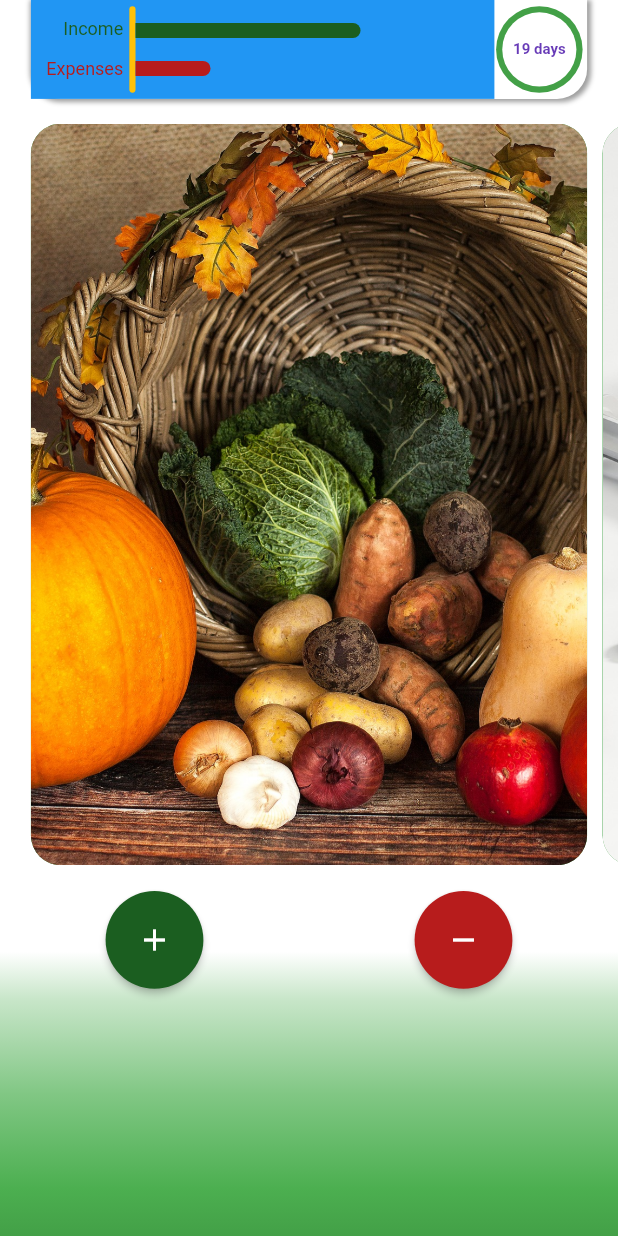
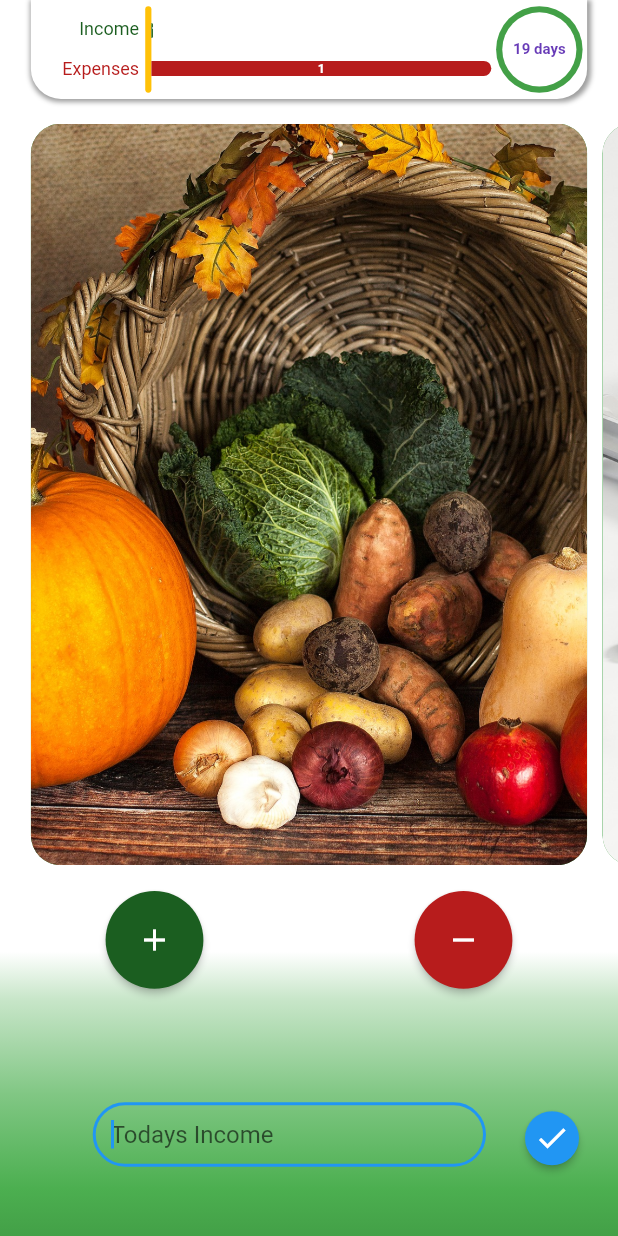
Before and after one commit to sharmashashi/myexpenses, a Flutter app: the screen it shows after launch, after a tap on the "add" icon, after a tap on the "done" icon, on a phone screen of 412 x 824 dp. Run offline on Flutter 3.47's test engine with Material 2 defaults, Android fonts, the phone set to English and light mode, and no system bars; our stand-ins replace shared_preferences.

Commit message:
fixed bar according to income expenses

```diff
--- a/lib/src/custom_widgets/custom_widgets.dart
+++ b/lib/src/custom_widgets/custom_widgets.dart
@@ -46,18 +46,96 @@ Widget mainBox(double height, double width, {String imagePath, Widget child}) {
 }
 
 ///returns horizontal income bar
-///
-///
+Widget incomeBar(var homeProvider, double fullWidth) {
+  double width;
+  // double income, expense;
+  // if (homeProvider.getTotalIncome == null)
+  //   income = 0.1;
+  // else
+  //   income = homeProvider.getTotalIncome;
+  // if (homeProvider.getTotalExpense == null)
+  //   expense = 0.1;
+  // else
+  //   expense = homeProvider.getTotalExpense;
+
+  width = percent(fullWidth, 55) -
+      (homeProvider.getTotalExpense *
+          percent(fullWidth, 55) /
+          homeProvider.getTotalIncome);
+
+  if (width <= 0) width = 1;
+  return Container(
+    alignment: Alignment.center,
+    child: Text(
+      homeProvider.getTotalIncome.truncate().toString(),
+      style: TextStyle(
+          color: Colors.white,
+          fontSize: percent(fullWidth, 2),
+          fontWeight: FontWeight.bold),
+    ),
+    height: 10,
+    width: width,
+    decoration: BoxDecoration(
+        color: incomeBarColor,
+        borderRadius: BorderRadius.only(
+            topRight: Radius.circular(20), bottomRight: Radius.circular(20))),
+  );
+}
+
+//returns horizontal income bar
+Widget expenseBar(var homeProvider, double fullWidth) {
+  double width;
+  // double income, expense;
+
+  // if (homeProvider.getTotalIncome == null)
+  //   income = 0.1;
+  // else
+  //   income = homeProvider.getTotalIncome;
+  // if (homeProvider.getTotalExpense == null)
+  //   expense = 0.1;
+  // else
+  //   expense = homeProvider.getTotalExpense;
+  width = (homeProvider.getTotalExpense *
+      percent(fullWidth, 55) /
+      homeProvider.getTotalIncome);
+
+  if (width <= 0) width = 1;
+  if (width > percent(fullWidth, 55)) width = percent(fullWidth, 55);
+  return Container(
+    alignment: Alignment.center,
+    child: Text(
+      homeProvider.getTotalExpense.truncate().toString(),
+      style: TextStyle(
+          color: Colors.white,
+          fontSize: percent(fullWidth, 2),
+          fontWeight: FontWeight.bold),
+    ),
+    height: 10,
+    width: width,
+    decoration: BoxDecoration(
+        color: expenseBarColor,
+        borderRadius: BorderRadius.only(
+            topRight: Radius.circular(20), bottomRight: Radius.circular(20))),
+  );
+}
 
 ///returns button to add income or expense
-Widget selectIncomeExpenseButton({String type, IconData iconData,double fullWidth,double fullHeight,Function onPressed}) {
+Widget selectIncomeExpenseButton(
+    {String type,
+    IconData iconData,
+    double fullWidth,
+    double fullHeight,
+    Function onPressed}) {
   return MaterialButton(
-   padding: EdgeInsets.all(percent(fullWidth,5)),
+    padding: EdgeInsets.all(percent(fullWidth, 5)),
     highlightColor: Colors.black12,
     animationDuration: Duration(microseconds: 500),
-  shape: CircleBorder(),
-  child: Icon(iconData,color: Colors.white,),
-  color: type=='income'?incomeBarColor:expenseBarColor,
-  onPressed: onPressed,
+    shape: CircleBorder(),
+    child: Icon(
+      iconData,
+      color: Colors.white,
+    ),
+    color: type == 'income' ? incomeBarColor : expenseBarColor,
+    onPressed: onPressed,
   );
 }
--- a/lib/src/home/app_bar.dart
+++ b/lib/src/home/app_bar.dart
@@ -2,7 +2,7 @@ import 'package:flutter/material.dart';
 import 'package:myexpenses/src/custom_widgets/custom_widgets.dart';
 import 'package:myexpenses/src/utils/dimention_in_percent.dart';
 
-Widget appBar({double fullHeight, double fullWidth}) {
+Widget appBar(var homeProvider,{double fullHeight, double fullWidth}) {
   return Positioned(
     left: percent(fullWidth, 5),
     right: percent(fullWidth, 5),
@@ -30,7 +30,7 @@ Widget appBar({double fullHeight, double fullWidth}) {
           ///a container to fill upto 80 percent of width
           Container(
             width: percent(fullWidth, 75),
-            color: Colors.blue,
+
 
             /// to add three bars
             child: Row(
@@ -38,6 +38,9 @@ Widget appBar({double fullHeight, double fullWidth}) {
                 ///for remaining balance and expenses
                 Padding(
                   padding: EdgeInsets.only(left: percent(fullWidth, 2.5)),
+                  child: Container(
+                    width: percent(fullWidth, 15),
+
                     child: Column(
                       mainAxisAlignment: MainAxisAlignment.spaceEvenly,
                       crossAxisAlignment: CrossAxisAlignment.end,
@@ -52,6 +55,7 @@ Widget appBar({double fullHeight, double fullWidth}) {
                           style: TextStyle(color: Colors.red[900], fontSize: 12),
                         )
                       ],
+                    ),
                   ),
                 ),
 
@@ -74,25 +78,9 @@ Widget appBar({double fullHeight, double fullWidth}) {
                   mainAxisAlignment: MainAxisAlignment.spaceEvenly,
                   children: <Widget>[
                     ///for income
-                    Container(
-                      height: 10,
-                      width: 150,
-                      decoration: BoxDecoration(
-                        color: Colors.green[900],
-                          borderRadius: BorderRadius.only(
-                              topRight: Radius.circular(20),
-                              bottomRight: Radius.circular(20))),
-                    ),
+                    incomeBar(homeProvider,fullWidth),
                     ///for expenses
-                     Container(
-                      height: 10,
-                      width: 50,
-                      decoration: BoxDecoration(
-                        color: Colors.red[900],
-                          borderRadius: BorderRadius.only(
-                              topRight: Radius.circular(20),
-                              bottomRight: Radius.circular(20))),
-                    ),
+                    expenseBar(homeProvider, fullWidth)
                   ],
                 )
               ],
--- a/lib/src/home/home.dart
+++ b/lib/src/home/home.dart
@@ -21,7 +21,6 @@ class _HomeState extends State<Home> {
 
   @override
   Widget build(BuildContext context) {
-    controller.text = '0';
     return ChangeNotifierProvider<HomeProvider>(
       builder: (context) => HomeProvider(),
       child: Builder(builder: (BuildContext context) {
@@ -32,8 +31,6 @@ class _HomeState extends State<Home> {
         ///home provider to set and get
         var _homeProvider = Provider.of<HomeProvider>(context);
         _homeProvider.initialize();
-        print(_homeProvider.getTotalIncome);
-        print(_homeProvider.getTotalExpense);
         Widget _incomeExpenseBody =
             createIncomeEXpenseBody(_homeProvider, _fullHeight, _fullWidth);
 
@@ -49,6 +46,7 @@ class _HomeState extends State<Home> {
             children: <Widget>[
               ///app bar
               appBar(
+                _homeProvider,
                 fullHeight: _fullHeight,
                 fullWidth: _fullWidth,
               ),
@@ -160,34 +158,21 @@ class _HomeState extends State<Home> {
             color: Colors.white,
           ),
           onPressed: () {
-            print(type);
-
             ///save income or expense data and remove textField
             ///for total income
-            homeProvider.getTotalIncome != null
-                ? updateSharedPreferences(
-                    totalIncome: type == 'Todays Income'
-                        ? double.parse(controller.text) +
-                            homeProvider.getTotalIncome
-                        : homeProvider.getTotalIncome,
-                    totalExpense: type == 'Todays Expense'
-                        ? double.parse(controller.text) +
-                            homeProvider.getTotalExpense
-                        : homeProvider.getTotalExpense)
-                : updateSharedPreferences(totalIncome: 0);
 
-            ///for total expense
-            homeProvider.getTotalExpense != null
-                ? updateSharedPreferences(
-                    totalIncome: type == 'Todays Income'
-                        ? double.parse(controller.text) +
-                            homeProvider.getTotalIncome
-                        : homeProvider.getTotalIncome,
-                    totalExpense: type == 'Todays Expense'
-                        ? double.parse(controller.text) +
-                            homeProvider.getTotalExpense
-                        : homeProvider.getTotalExpense)
-                : updateSharedPreferences(totalExpense: 0);
+            double controllerValue = double.parse(controller.text);
+
+            if (type == 'Todays Income') {
+              double totalIncome = homeProvider.getTotalIncome;
+              updateSharedPreferences(
+                  totalIncome: totalIncome + controllerValue);
+            } else if (type == 'Todays Expense') {
+              double totalExpense = homeProvider.getTotalExpense;
+              updateSharedPreferences(
+                  totalExpense: controllerValue + totalExpense);
+            }
+            controller.clear();
             setState(() {
               textFieldButton = Container(
                 height: 0,
--- a/lib/src/home/home_provider.dart
+++ b/lib/src/home/home_provider.dart
@@ -3,14 +3,14 @@ import 'package:shared_preferences/shared_preferences.dart';
 
 class HomeProvider with ChangeNotifier {
   double incomeBarLength = 0,
-      totalIncome = 0,
+      totalIncome ,
       expenseBarLength = 0,
-      totalExpense = 0;
+      totalExpense ;
 
   void initialize() async {
     SharedPreferences myprefs = await SharedPreferences.getInstance();
-    setTotalIncome = myprefs.getDouble('totalIncome');
-    setTotalExpense = myprefs.getDouble('totalExpense');
+   myprefs.getDouble('totalIncome')==null?setTotalIncome=1.0: setTotalIncome = myprefs.getDouble('totalIncome');
+    myprefs.getDouble('totalExpense')==null?setTotalExpense=1.0:setTotalExpense = myprefs.getDouble('totalExpense');
   }
 
   ///getters
```
Lines whose indentation alone changed are shown as unchanged.
